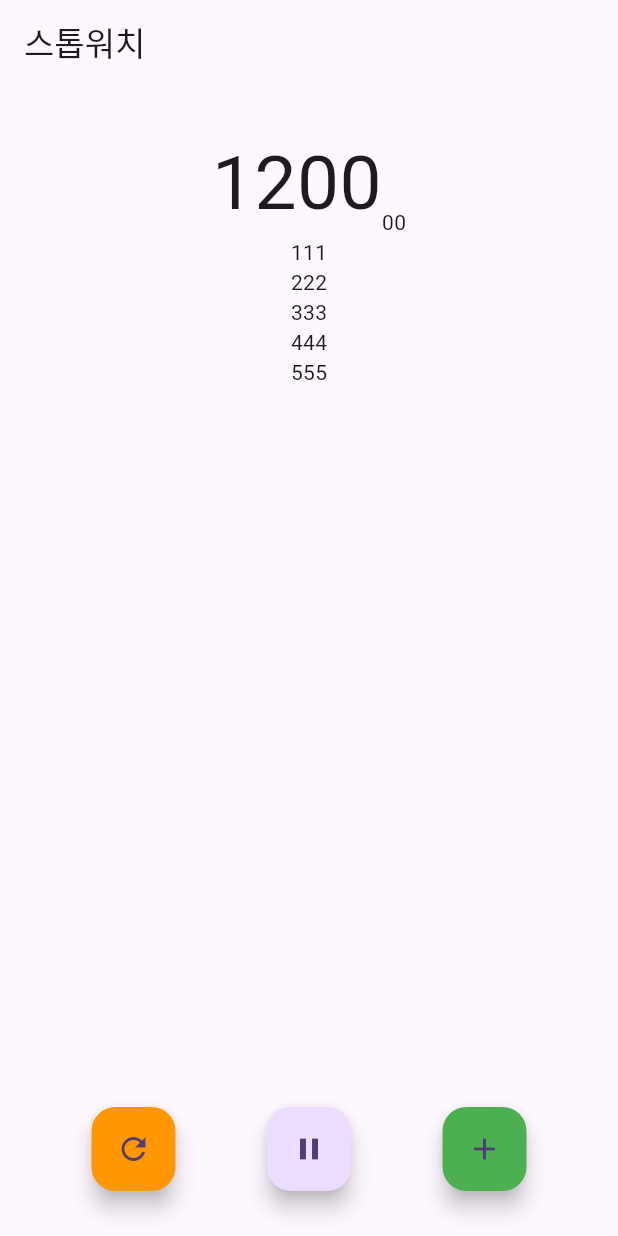
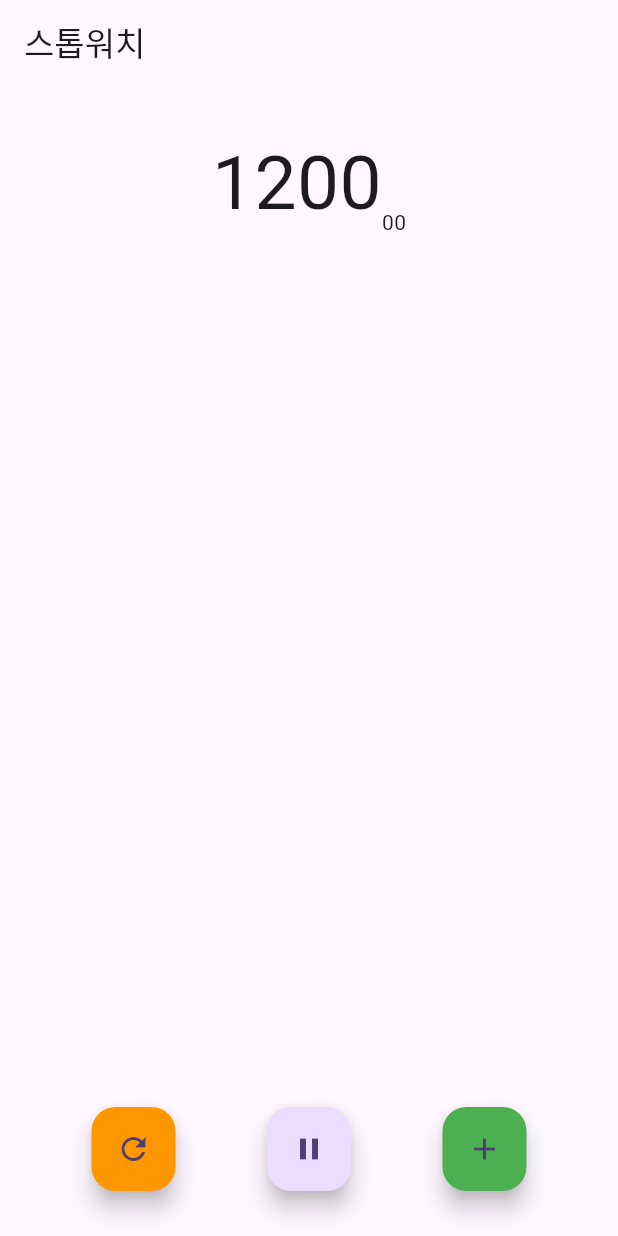
Before and after one commit to ParkGiTeak/stop_watch, a Flutter app: the screen it shows after launch, after a tap on the "play arrow" icon, on a phone screen of 412 x 824 dp. Run offline on Flutter 3.47's test engine with Material 3 defaults, Android fonts, the phone set to English and light mode, and no system bars.

Commit message:
feat: lapTimeList에 time을 추가해주는 메서드 추가 및 ListView Widget에 표출

```diff
--- a/lib/stop_watch_screen.dart
+++ b/lib/stop_watch_screen.dart
@@ -13,14 +13,14 @@ class _StopWatchScreenState extends State<StopWatchScreen> {
   Timer? _timer;
 
   int _time = 0;
-  bool _isRunnung = false;
+  bool _isRunning = false;
 
-  List<String> _lapTimes = [];
+  final List<String> _lapTimes = [];
 
   void _clickButton() {
-    _isRunnung = !_isRunnung;
+    _isRunning = !_isRunning;
 
-    if (_isRunnung) {
+    if (_isRunning) {
       _start();
     } else {
       _pause();
@@ -35,15 +35,19 @@ class _StopWatchScreenState extends State<StopWatchScreen> {
     });
   }
 
+  void _pause() {
+    _timer?.cancel();
+  }
+
   void _reset() {
-    _isRunnung = false;
+    _isRunning = false;
     _timer?.cancel();
     _lapTimes.clear();
     _time = 0;
   }
 
-  void _pause() {
-    _timer?.cancel();
+  void _recordLapTime(String time) {
+    _lapTimes.insert(0, '${_lapTimes.length + 1}등 $time');
   }
 
   @override
@@ -55,8 +59,10 @@ class _StopWatchScreenState extends State<StopWatchScreen> {
   @override
   Widget build(BuildContext context) {
     int sec = _time ~/ 100;
-    String hundredth = '${_time % 100}'
-        .padLeft(2, '0'); // 2 자리로 표출하고 1자리면 앞에 (Left)0을 붙인다.
+    String hundredth = '${_time % 100}'.padLeft(
+      2,
+      '0',
+    ); // 2 자리로 표출하고 1자리면 앞에 (Left)0을 붙인다.
 
     return Scaffold(
       appBar: AppBar(
@@ -82,34 +88,15 @@ class _StopWatchScreenState extends State<StopWatchScreen> {
           ),
           SizedBox(
             width: 100,
-            height: 100,
+            height: 200,
             child: ListView(
-              children: [
-                Center(
-                  child: Text('111'),
-                ),
-                Center(
-                  child: Text('222'),
-                ),
-                Center(
-                  child: Text('333'),
-                ),
-                Center(
-                  child: Text('444'),
-                ),
-                Center(
-                  child: Text('555'),
-                ),
-                Center(
-                  child: Text('666'),
-                ),
-                Center(
-                  child: Text('777'),
-                ),
-                Center(
-                  child: Text('888'),
-                ),
-              ],
+              children: _lapTimes
+                  .map(
+                    (time) => Center(
+                      child: Text(time),
+                    ),
+                  )
+                  .toList(),
             ),
           ),
           Spacer(), // 빈 공간을 차지
@@ -131,11 +118,15 @@ class _StopWatchScreenState extends State<StopWatchScreen> {
                     _clickButton();
                   });
                 },
-                child: _isRunnung ? Icon(Icons.pause) : Icon(Icons.play_arrow),
+                child: _isRunning ? Icon(Icons.pause) : Icon(Icons.play_arrow),
               ),
               FloatingActionButton(
                 backgroundColor: Colors.green,
-                onPressed: () {},
+                onPressed: () {
+                  setState(() {
+                    _recordLapTime('$sec.$hundredth');
+                  });
+                },
                 child: Icon(Icons.add),
               ),
             ],
```
